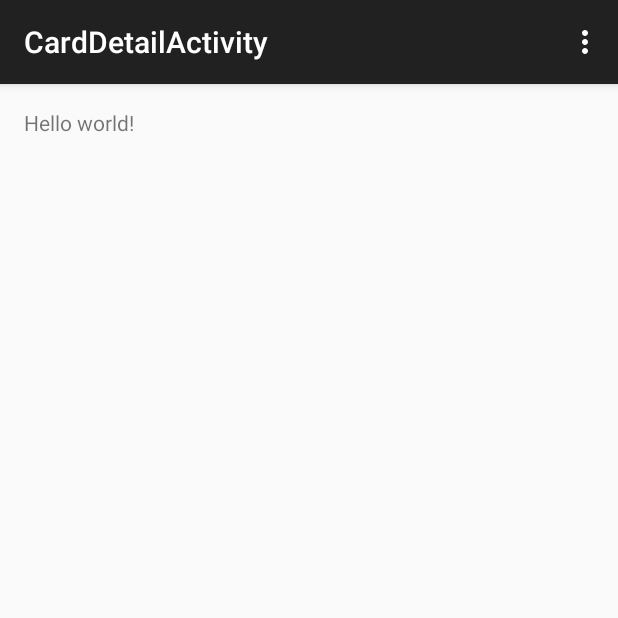
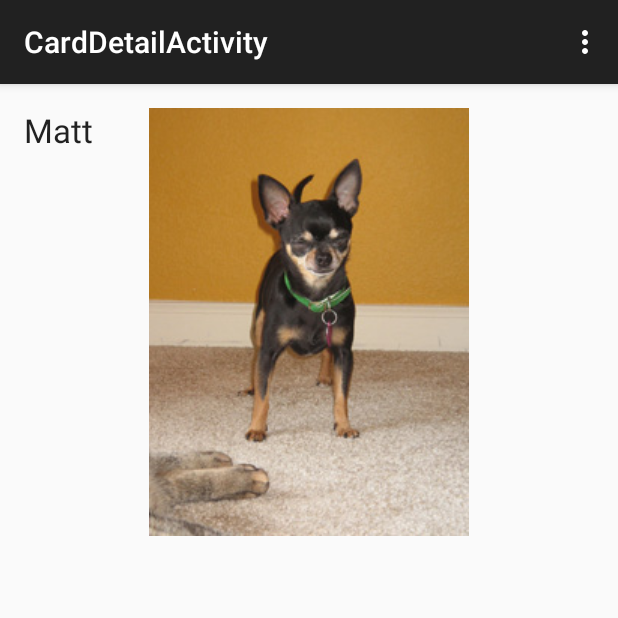
Before and after one commit to SpaceBeers/android-picture-cards, an Android app: the screen it shows after launch (CardDetailActivity), after a tap on "Matt", on a phone screen of 412 x 824 dp, the top half of it. Run offline under Robolectric (Android 15) with nearby library versions, the phone set to English and light mode, and no system bars.

Commit message:
Populating card deets view

```diff
--- a/app/src/main/java/runningpunchdevelopment/babytalk/activities/CardDetailActivity.java
+++ b/app/src/main/java/runningpunchdevelopment/babytalk/activities/CardDetailActivity.java
@@ -4,7 +4,15 @@ import android.support.v7.app.AppCompatActivity;
 import android.os.Bundle;
 import android.view.Menu;
 import android.view.MenuItem;
+import android.widget.Button;
+import android.widget.ImageView;
+import android.widget.TextView;
 
+import java.io.Serializable;
+import java.text.DateFormat;
+import java.text.SimpleDateFormat;
+
+import runningpunchdevelopment.babytalk.Card;
 import runningpunchdevelopment.babytalk.R;
 
 public class CardDetailActivity extends AppCompatActivity {
@@ -17,8 +25,19 @@ public class CardDetailActivity extends AppCompatActivity {
 
     @Override
     public boolean onCreateOptionsMenu(Menu menu) {
+        final TextView cardNameView = (TextView)findViewById(R.id.cardNameView);
+        final ImageView cardImageView = (ImageView)findViewById(R.id.cardImageView);
+
         // Inflate the menu; this adds items to the action bar if it is present.
         getMenuInflater().inflate(R.menu.menu_card_detail, menu);
+        Serializable extra = getIntent().getSerializableExtra("Card");
+
+        if (extra != null) {
+            Card card = (Card)extra;
+            cardNameView.setText(card.getName());
+            cardImageView.setImageResource(card.getImage());
+        }
+
         return true;
     }
 
--- a/app/src/main/java/runningpunchdevelopment/babytalk/activities/CategoryListingActivity.java
+++ b/app/src/main/java/runningpunchdevelopment/babytalk/activities/CategoryListingActivity.java
@@ -27,25 +27,22 @@ public class CategoryListingActivity extends AppCompatActivity {
 
         cardsGridView = (GridView)findViewById(R.id.cardsGridView);
 
-        Card cards_array[] = new Card[]
-            {
-                    new Card("Matt", R.drawable.sample_0),
-                    new Card("Dog", R.drawable.sample_1),
-                    new Card("Carl", R.drawable.sample_2),
-                    new Card("Jeff", R.drawable.sample_3),
-                    new Card("Cow", R.drawable.sample_4),
-                    new Card("Cow", R.drawable.sample_5),
-                    new Card("Cow", R.drawable.sample_6),
-                    new Card("Cow", R.drawable.sample_7)
-            };
+        cards.add(new Card("Matt", R.drawable.sample_0));
+        cards.add(new Card("Dog", R.drawable.sample_1));
+        cards.add(new Card("Carl", R.drawable.sample_2));
+        cards.add(new Card("Jeff", R.drawable.sample_3));
+        cards.add(new Card("Cow", R.drawable.sample_4));
+        cards.add(new Card("Cow", R.drawable.sample_5));
+        cards.add(new Card("Cow", R.drawable.sample_6));
+        cards.add(new Card("Cow", R.drawable.sample_7));
 
-        CardAdapter adapter = new CardAdapter(this,R.layout.card_layout, cards_array);
+        CardAdapter adapter = new CardAdapter(this,R.layout.card_layout, cards);
 
         cardsGridView.setOnItemClickListener(new AdapterView.OnItemClickListener() {
             @Override
             public void onItemClick(AdapterView<?> adapter, View view, int position, long id) {
                 Intent cardDetailIntent = new Intent(view.getContext(), CardDetailActivity.class);
-                //editNoteIntent.putExtra("Note", notes.get(position));
+                cardDetailIntent.putExtra("Card", cards.get(position));
 
                 startActivityForResult(cardDetailIntent, 1);
             }
--- a/app/src/main/java/runningpunchdevelopment/babytalk/adapters/CardAdapter.java
+++ b/app/src/main/java/runningpunchdevelopment/babytalk/adapters/CardAdapter.java
@@ -9,6 +9,8 @@ import android.widget.ArrayAdapter;
 import android.widget.ImageView;
 import android.widget.TextView;
 
+import java.util.List;
+
 import runningpunchdevelopment.babytalk.Card;
 import runningpunchdevelopment.babytalk.R;
 
@@ -16,9 +18,9 @@ public class CardAdapter extends ArrayAdapter<Card> {
 
     Context context;
     int layoutResourceId;
-    Card data[] = null;
+    List<Card> data = null;
 
-    public CardAdapter(Context context, int layoutResourceId, Card[] data) {
+    public CardAdapter(Context context, int layoutResourceId, List<Card> data) {
         super(context, layoutResourceId, data);
         this.layoutResourceId = layoutResourceId;
         this.context = context;
@@ -43,7 +45,7 @@ public class CardAdapter extends ArrayAdapter<Card> {
             holder = (CardHolder)row.getTag();
         }
 
-        Card card = data[position];
+        Card card = data.get(position);
         holder.cardTitle.setText(card.getName());
         holder.cardImage.setImageResource(card.getImage());
 
--- a/app/src/main/res/layout/activity_card_detail.xml
+++ b/app/src/main/res/layout/activity_card_detail.xml
@@ -6,7 +6,17 @@
     android:paddingBottom="@dimen/activity_vertical_margin"
     tools:context="runningpunchdevelopment.babytalk.activities.CardDetailActivity">
 
-    <TextView android:text="@string/hello_world" android:layout_width="wrap_content"
-        android:layout_height="wrap_content" />
+    <ImageView
+        android:layout_width="wrap_content"
+        android:layout_height="wrap_content"
+        android:id="@+id/cardImageView"
+        android:layout_alignParentTop="true"
+        android:layout_centerHorizontal="true" />
 
+    <TextView
+        android:layout_width="wrap_content"
+        android:layout_height="wrap_content"
+        android:textAppearance="?android:attr/textAppearanceLarge"
+        android:text="Large Text"
+        android:id="@+id/cardNameView" />
 </RelativeLayout>
```
